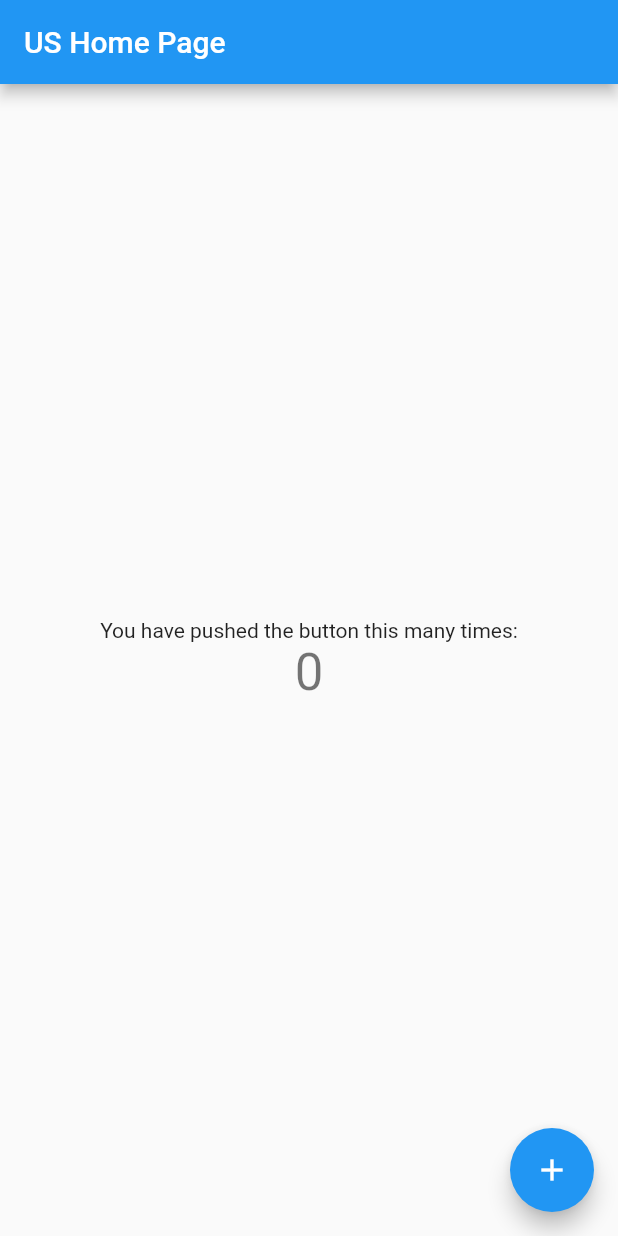
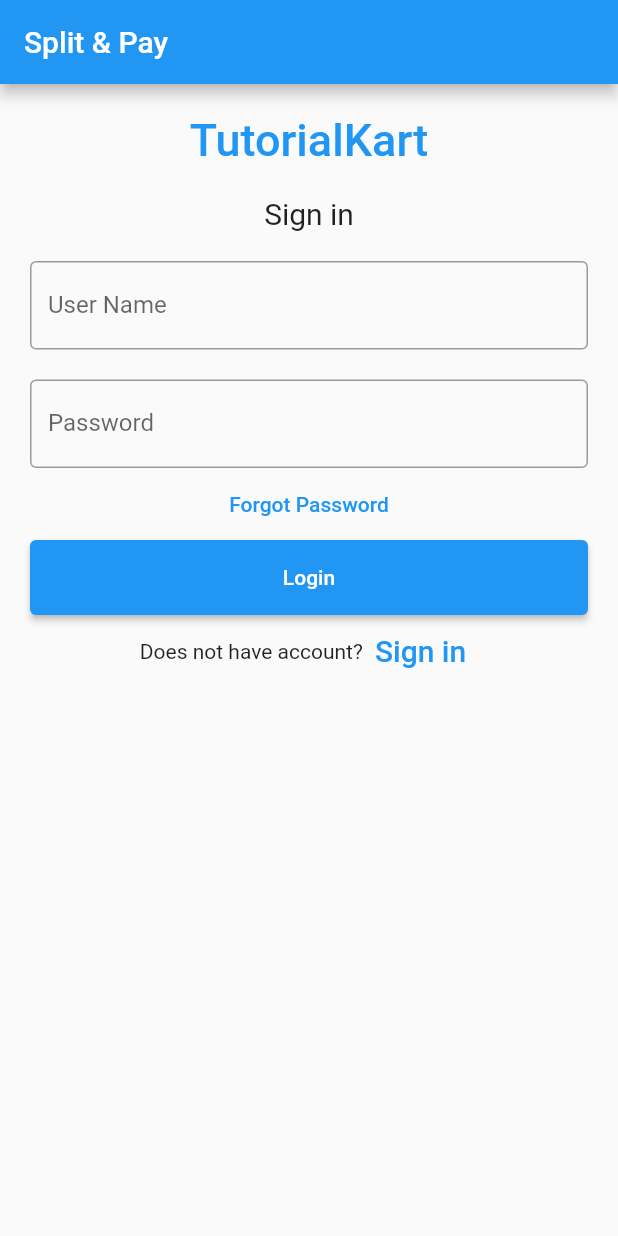
Before and after one commit to Sauravcv98/split-pay, a Flutter app: the screen it shows after launch, on a phone screen of 412 x 824 dp. Run offline on Flutter 3.47's test engine with Material 2 defaults, Android fonts, the phone set to English and light mode, and no system bars.

Commit message:
login screen

```diff
--- a/lib/main.dart
+++ b/lib/main.dart
@@ -1,115 +1,112 @@
 import 'package:flutter/material.dart';
 
-void main() {
-  runApp(const MyApp());
-}
+void main() => runApp(const MyApp());
 
 class MyApp extends StatelessWidget {
-  const MyApp({super.key});
+  const MyApp({Key? key}) : super(key: key);
 
-  // This widget is the root of your application.
+  static const String _title = 'Split & Pay';
+
   @override
   Widget build(BuildContext context) {
     return MaterialApp(
-      title: 'Flutter Demo',
-      theme: ThemeData(
-        // This is the theme of your application.
-        //
-        // Try running your application with "flutter run". You'll see the
-        // application has a blue toolbar. Then, without quitting the app, try
-        // changing the primarySwatch below to Colors.green and then invoke
-        // "hot reload" (press "r" in the console where you ran "flutter run",
-        // or simply save your changes to "hot reload" in a Flutter IDE).
-        // Notice that the counter didn't reset back to zero; the application
-        // is not restarted.
-        primarySwatch: Colors.blue,
+      title: _title,
+      home: Scaffold(
+        appBar: AppBar(title: const Text(_title)),
+        body: const MyStatefulWidget(),
       ),
-      home: const MyHomePage(title: 'US Home Page'),
     );
   }
 }
 
-class MyHomePage extends StatefulWidget {
-  const MyHomePage({super.key, required this.title});
-
-  // This widget is the home page of your application. It is stateful, meaning
-  // that it has a State object (defined below) that contains fields that affect
-  // how it looks.
-
-  // This class is the configuration for the state. It holds the values (in this
-  // case the title) provided by the parent (in this case the App widget) and
-  // used by the build method of the State. Fields in a Widget subclass are
-  // always marked "final".
-
-  final String title;
+class MyStatefulWidget extends StatefulWidget {
+  const MyStatefulWidget({Key? key}) : super(key: key);
 
   @override
-  State<MyHomePage> createState() => _MyHomePageState();
+  State<MyStatefulWidget> createState() => _MyStatefulWidgetState();
 }
 
-class _MyHomePageState extends State<MyHomePage> {
-  int _counter = 0;
-
-  void _incrementCounter() {
-    setState(() {
-      // This call to setState tells the Flutter framework that something has
-      // changed in this State, which causes it to rerun the build method below
-      // so that the display can reflect the updated values. If we changed
-      // _counter without calling setState(), then the build method would not be
-      // called again, and so nothing would appear to happen.
-      _counter++;
-    });
-  }
+class _MyStatefulWidgetState extends State<MyStatefulWidget> {
+  TextEditingController nameController = TextEditingController();
+  TextEditingController passwordController = TextEditingController();
 
   @override
   Widget build(BuildContext context) {
-    // This method is rerun every time setState is called, for instance as done
-    // by the _incrementCounter method above.
-    //
-    // The Flutter framework has been optimized to make rerunning build methods
-    // fast, so that you can just rebuild anything that needs updating rather
-    // than having to individually change instances of widgets.
-    return Scaffold(
-      appBar: AppBar(
-        // Here we take the value from the MyHomePage object that was created by
-        // the App.build method, and use it to set our appbar title.
-        title: Text(widget.title),
-      ),
-      body: Center(
-        // Center is a layout widget. It takes a single child and positions it
-        // in the middle of the parent.
-        child: Column(
-          // Column is also a layout widget. It takes a list of children and
-          // arranges them vertically. By default, it sizes itself to fit its
-          // children horizontally, and tries to be as tall as its parent.
-          //
-          // Invoke "debug painting" (press "p" in the console, choose the
-          // "Toggle Debug Paint" action from the Flutter Inspector in Android
-          // Studio, or the "Toggle Debug Paint" command in Visual Studio Code)
-          // to see the wireframe for each widget.
-          //
-          // Column has various properties to control how it sizes itself and
-          // how it positions its children. Here we use mainAxisAlignment to
-          // center the children vertically; the main axis here is the vertical
-          // axis because Columns are vertical (the cross axis would be
-          // horizontal).
-          mainAxisAlignment: MainAxisAlignment.center,
+    return Padding(
+        padding: const EdgeInsets.all(10),
+        child: ListView(
           children: <Widget>[
-            const Text(
-              'You have pushed the button this many times:',
+            Container(
+                alignment: Alignment.center,
+                padding: const EdgeInsets.all(10),
+                child: const Text(
+                  'TutorialKart',
+                  style: TextStyle(
+                      color: Colors.blue,
+                      fontWeight: FontWeight.w500,
+                      fontSize: 30),
+                )),
+            Container(
+                alignment: Alignment.center,
+                padding: const EdgeInsets.all(10),
+                child: const Text(
+                  'Sign in',
+                  style: TextStyle(fontSize: 20),
+                )),
+            Container(
+              padding: const EdgeInsets.all(10),
+              child: TextField(
+                controller: nameController,
+                decoration: const InputDecoration(
+                  border: OutlineInputBorder(),
+                  labelText: 'User Name',
+                ),
+              ),
             ),
-            Text(
-              '$_counter',
-              style: Theme.of(context).textTheme.headlineMedium,
+            Container(
+              padding: const EdgeInsets.fromLTRB(10, 10, 10, 0),
+              child: TextField(
+                obscureText: true,
+                controller: passwordController,
+                decoration: const InputDecoration(
+                  border: OutlineInputBorder(),
+                  labelText: 'Password',
+                ),
+              ),
+            ),
+            TextButton(
+              onPressed: () {
+                //forgot password screen
+              },
+              child: const Text('Forgot Password',),
+            ),
+            Container(
+                height: 50,
+                padding: const EdgeInsets.fromLTRB(10, 0, 10, 0),
+                child: ElevatedButton(
+                  child: const Text('Login'),
+                  onPressed: () {
+                    print(nameController.text);
+                    print(passwordController.text);
+                  },
+                )
+            ),
+            Row(
+              children: <Widget>[
+                const Text('Does not have account?'),
+                TextButton(
+                  child: const Text(
+                    'Sign in',
+                    style: TextStyle(fontSize: 20),
+                  ),
+                  onPressed: () {
+                    //signup screen
+                  },
+                )
+              ],
+              mainAxisAlignment: MainAxisAlignment.center,
             ),
           ],
-        ),
-      ),
-      floatingActionButton: FloatingActionButton(
-        onPressed: _incrementCounter,
-        tooltip: 'Increment',
-        child: const Icon(Icons.add),
-      ), // This trailing comma makes auto-formatting nicer for build methods.
-    );
+        ));
   }
 }
```
